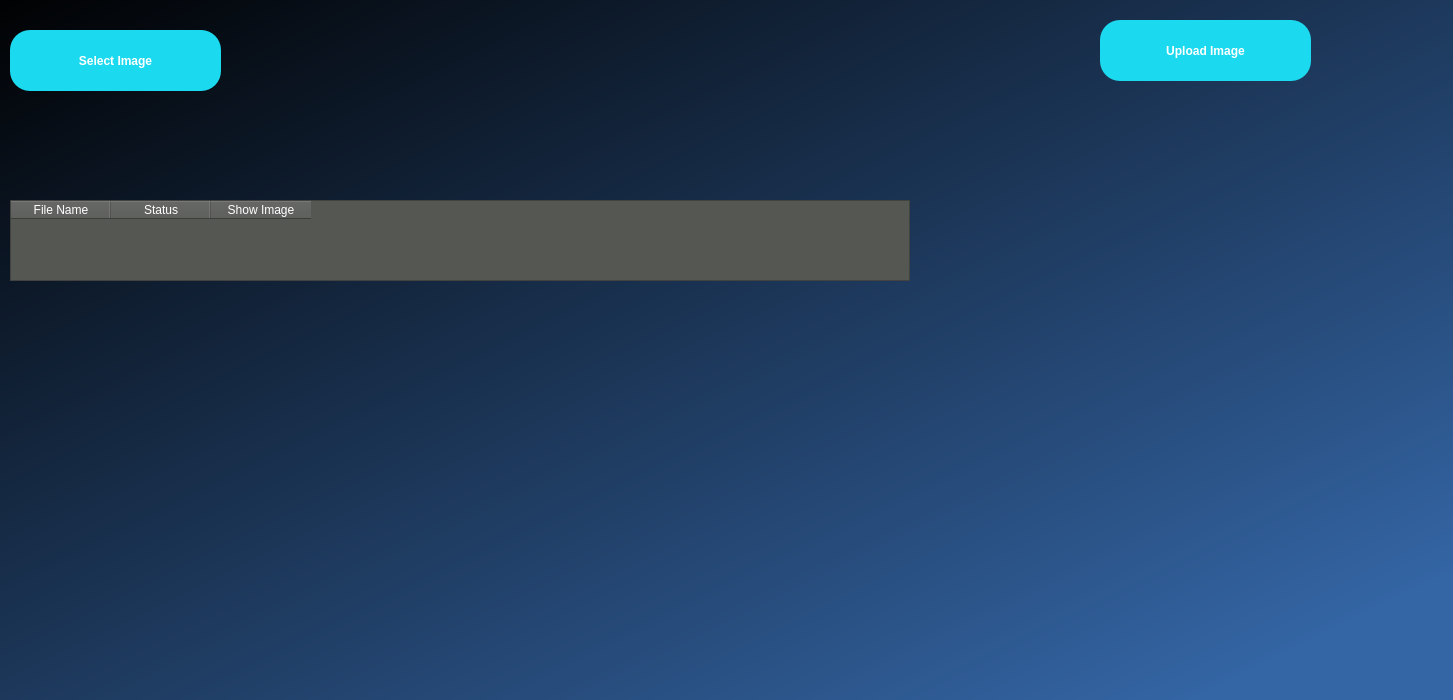
Before: the Qt Designer form Client/FaceDetection.ui in leahycarlos21/NetworkChallenge-FaceDetection, drawn with Qt 5.
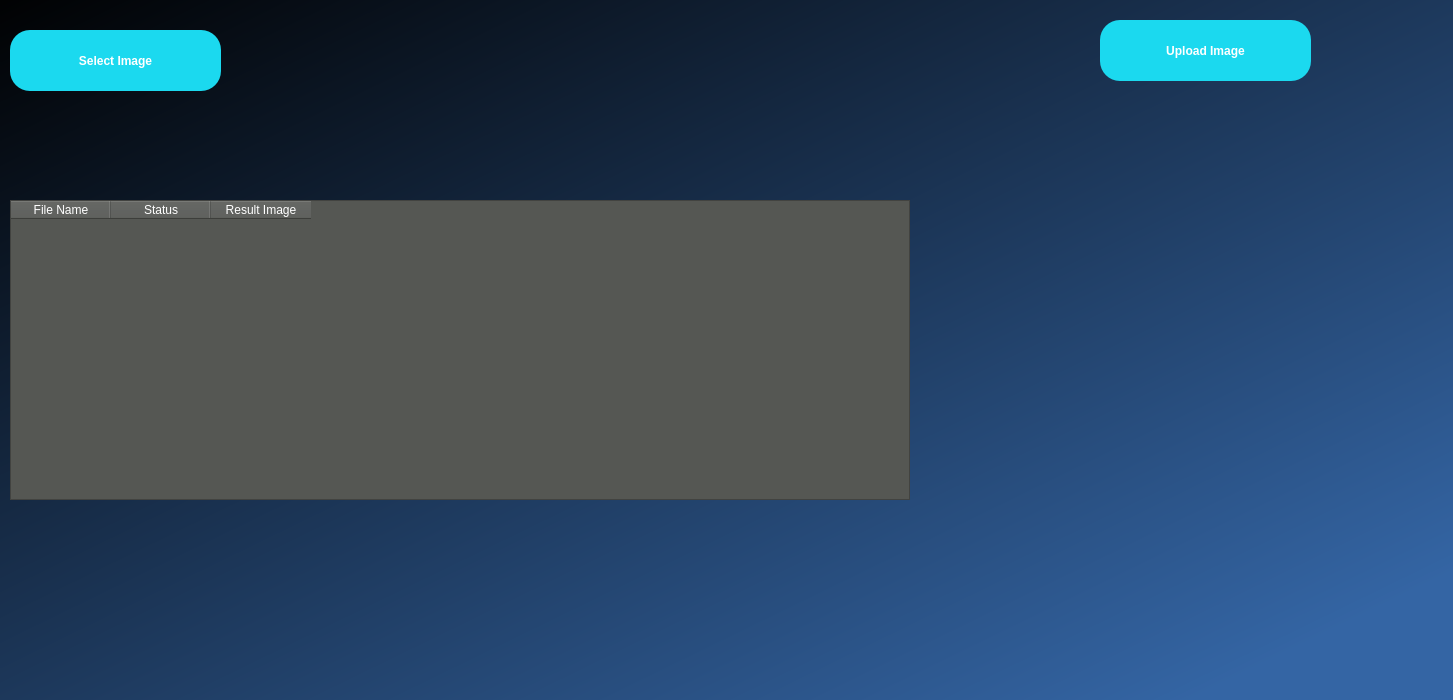
After: the same form once the commit is applied.

Commit message: [FIX] Show image on Windows OS with PyQt

The edit to the form file:
```diff
--- a/Client/FaceDetection.ui
+++ b/Client/FaceDetection.ui
@@ -67,7 +67,7 @@
       <x>100</x>
       <y>220</y>
       <width>900</width>
-      <height>81</height>
+      <height>300</height>
      </rect>
     </property>
     <property name="styleSheet">
@@ -90,7 +90,7 @@
     </column>
     <column>
      <property name="text">
-      <string>Show Image</string>
+      <string>Result Image</string>
      </property>
     </column>
    </widget>
```
Left out of the diff: 13 changed lines with no effect on the pictures. The commit also changes 1 other file.
